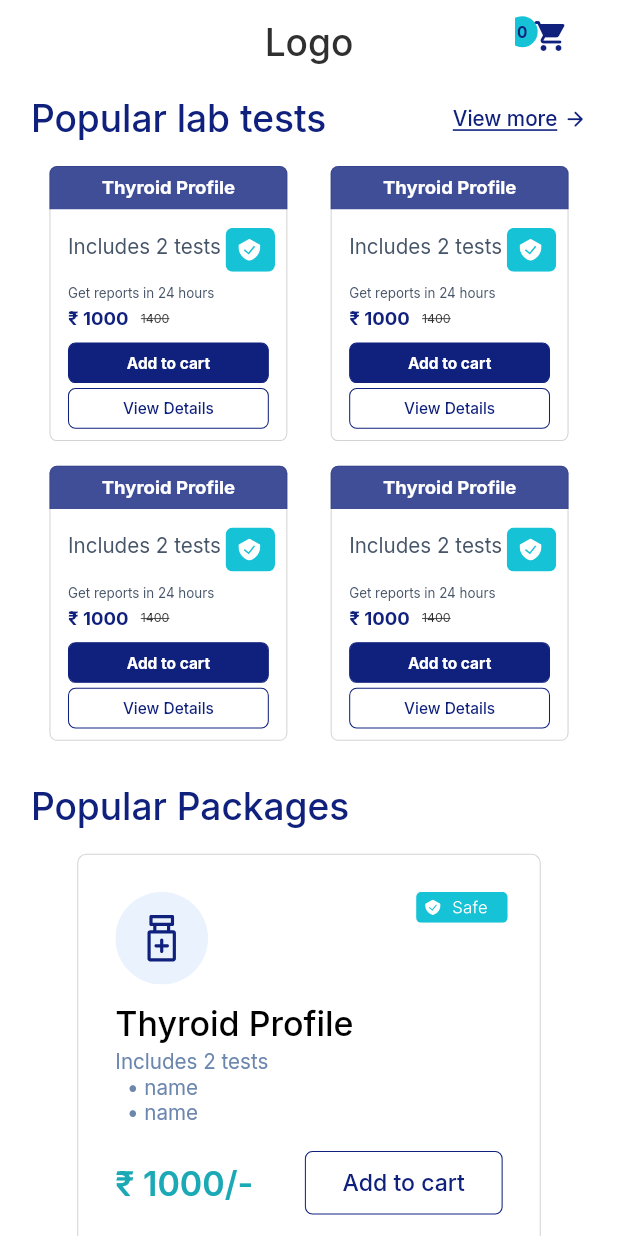
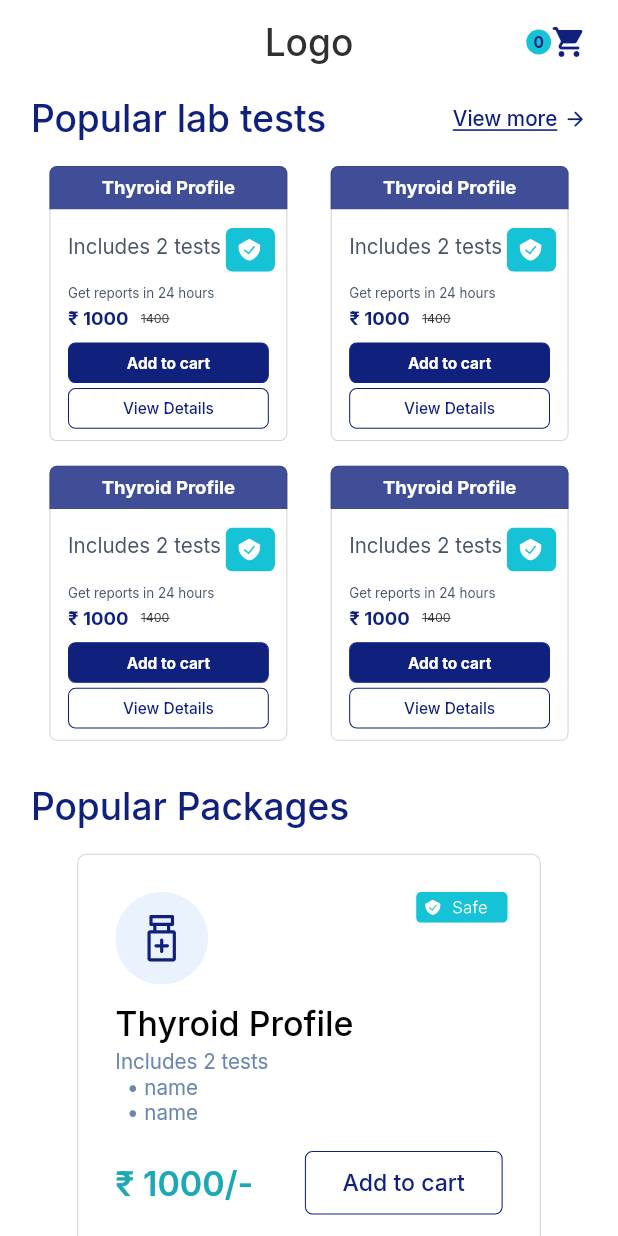
Before and after one commit to pehchankon/health_ecommerce, a Flutter app: the screen it shows after launch, on a phone screen of 412 x 824 dp. Run offline on Flutter 3.47's test engine with Material 2 defaults, Android fonts, the phone set to English and light mode, and no system bars; our stand-ins replace flutter_bloc, flutter_svg, freezed_annotation, google_fonts, sizer.

Commit message:
cart icon ui fix

```diff
--- a/lib/screens/home.page.dart
+++ b/lib/screens/home.page.dart
@@ -119,36 +119,27 @@ class HomePage extends StatelessWidget {
       ),
       centerTitle: true,
       actions: [
-        Stack(
-          children: [
-            Positioned(
-              right: 8.w,
-              top: 1.h,
-              child: Container(
+        Container(
           alignment: Alignment.center,
-                padding: EdgeInsets.all(5.sp),
+          padding: EdgeInsets.all(3.5.sp),
           decoration: BoxDecoration(
             color: AppColors.secondaryCyanColor,
             shape: BoxShape.circle,
           ),
-                child: BlocBuilder<ShoppingCartCubit,List<int>>(
+          child: BlocBuilder<ShoppingCartCubit, List<int>>(
               builder: (context, state) {
             return Text(
               state.length.toString(),
               style: AppTextStyles.primaryPurpleBoldText8,
             );
-                  }
+          }),
         ),
-              ),
-            ),
-            IconButton(
-              onPressed: () => print('cart'),
-              icon: Icon(
+        GestureDetector(
+          onTap: () => print('cart'),
+          child: Icon(
             Icons.shopping_cart_rounded,
             color: AppColors.primaryPurpleColor,
           ),
-            ),
-          ],
         ),
         SizedBox(width: 5.w),
       ],
```
Lines whose indentation alone changed are shown as unchanged.
